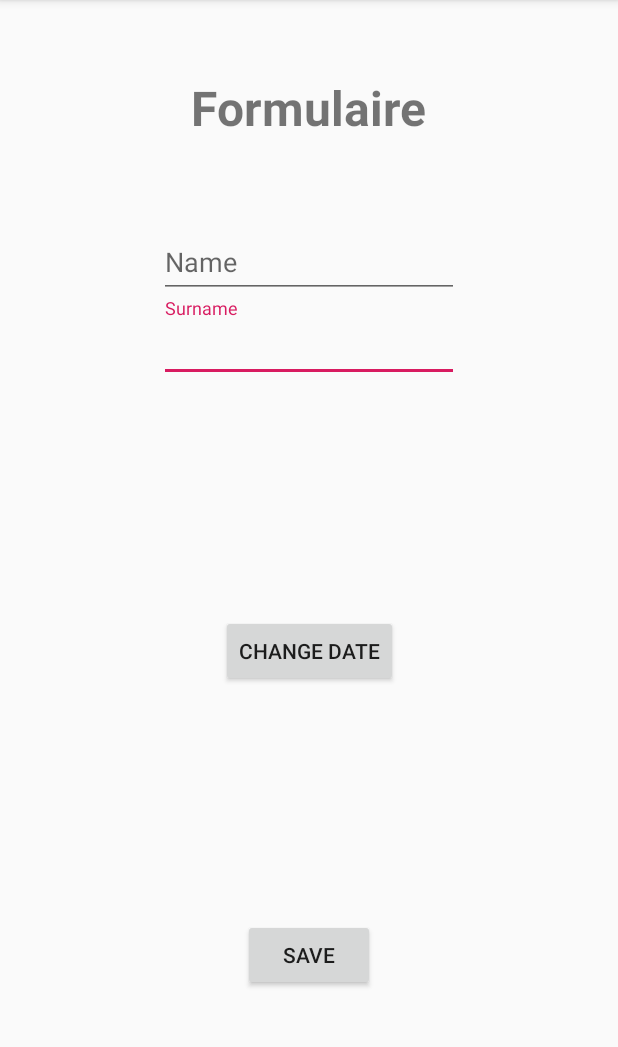
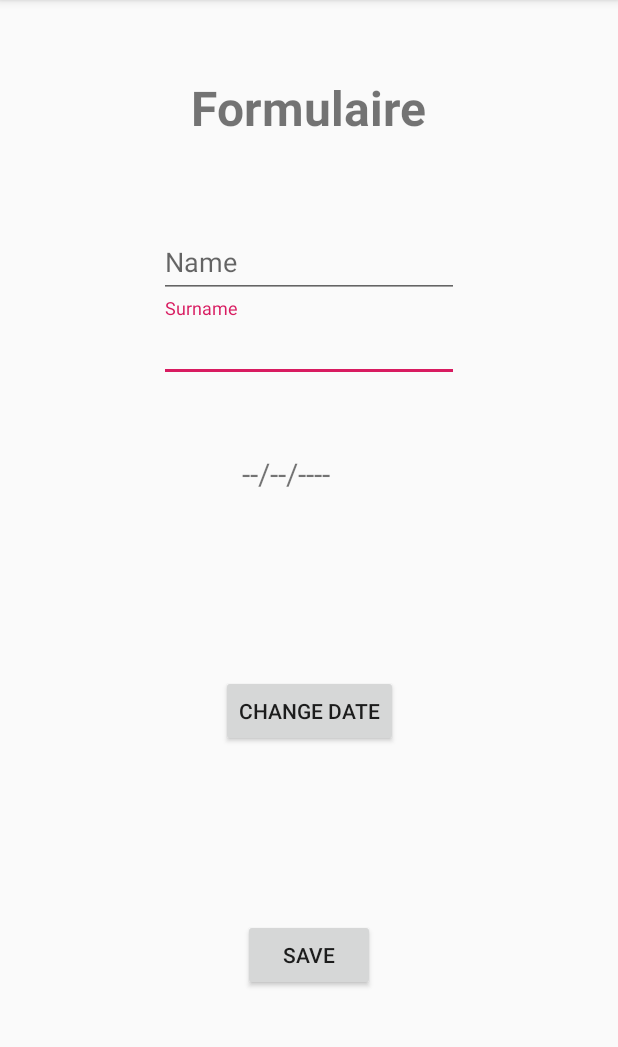
Before and after one commit to EvannDev/AndroidKtlToolBox, an Android app: the FormActivity screen opened directly, with no data from a screen before it, on a phone screen of 412 x 824 dp, the part 84-1131 px from its top. Run offline under Robolectric (Android 15) with nearby library versions, the phone set to English and light mode, and no system bars.

```diff
--- /dev/null
+++ b/app/src/main/java/fr/isen/debailliencourt/android/activity/FormActivity.kt
@@ -0,0 +1,63 @@
+package fr.isen.debailliencourt.android.activity
+
+import androidx.appcompat.app.AppCompatActivity
+import android.os.Bundle
+import fr.isen.debailliencourt.android.R
+import android.widget.TextView
+import android.view.View
+import android.widget.Button
+import java.util.*
+import android.app.DatePickerDialog
+import android.widget.DatePicker
+import java.text.SimpleDateFormat
+import kotlinx.android.synthetic.main.activity_form.*
+
+class FormActivity : AppCompatActivity() {
+
+    var buttonDate: Button? = null
+    var textviewDate: TextView? = null
+    var cal = Calendar.getInstance()
+
+    override fun onCreate(savedInstanceState: Bundle?) {
+        super.onCreate(savedInstanceState)
+        setContentView(R.layout.activity_form)
+
+        // get the references from layout file
+        textviewDate = this.text_view_date_1
+        buttonDate = this.button_date_1
+
+        textviewDate!!.text = "--/--/----"
+
+        // create an OnDateSetListener
+        val dateSetListener = object : DatePickerDialog.OnDateSetListener {
+            override fun onDateSet(view: DatePicker, year: Int, monthOfYear: Int,
+                                   dayOfMonth: Int) {
+                cal.set(Calendar.YEAR, year)
+                cal.set(Calendar.MONTH, monthOfYear)
+                cal.set(Calendar.DAY_OF_MONTH, dayOfMonth)
+                updateDateInView()
+            }
+        }
+
+        // when you click on the button, show DatePickerDialog that is set with OnDateSetListener
+        buttonDate!!.setOnClickListener(object : View.OnClickListener {
+            override fun onClick(view: View) {
+                DatePickerDialog(this@FormActivity,
+                    dateSetListener,
+                    // set DatePickerDialog to point to today's date when it loads up
+                    cal.get(Calendar.YEAR),
+                    cal.get(Calendar.MONTH),
+                    cal.get(Calendar.DAY_OF_MONTH)).show()
+            }
+
+        })
+    }
+
+    private fun updateDateInView() {
+        val myFormat = "dd/MM/yyyy" // mention the format you need
+        val sdf = SimpleDateFormat(myFormat, Locale.FRENCH)
+        textviewDate!!.text = sdf.format(cal.getTime())
+    }
+
+
+}
--- a/app/src/main/java/fr/isen/debailliencourt/android/Activity/HomeActivity.kt
+++ b/app/src/main/java/fr/isen/debailliencourt/android/activity/HomeActivity.kt
@@ -1,4 +1,4 @@
-package fr.isen.debailliencourt.android.Activity
+package fr.isen.debailliencourt.android.activity
 
 import android.content.Context
 import android.content.Intent
--- a/app/src/main/java/fr/isen/debailliencourt/android/Activity/LifeCycle.kt
+++ b/app/src/main/java/fr/isen/debailliencourt/android/activity/LifeCycle.kt
@@ -1,11 +1,11 @@
-package fr.isen.debailliencourt.android.Activity
+package fr.isen.debailliencourt.android.activity
 
 import androidx.appcompat.app.AppCompatActivity
 import android.os.Bundle
 import android.util.Log
 import android.widget.Toast
-import fr.isen.debailliencourt.android.Fragments.LifeCycleFrag
-import fr.isen.debailliencourt.android.Fragments.LifeCycleFrag2
+import fr.isen.debailliencourt.android.fragments.LifeCycleFrag
+import fr.isen.debailliencourt.android.fragments.LifeCycleFrag2
 import fr.isen.debailliencourt.android.R
 import kotlinx.android.synthetic.main.activity_life_cycle.*
 
--- a/app/src/main/java/fr/isen/debailliencourt/android/Activity/LoginActivity.kt
+++ b/app/src/main/java/fr/isen/debailliencourt/android/activity/LoginActivity.kt
@@ -1,4 +1,4 @@
-package fr.isen.debailliencourt.android.Activity
+package fr.isen.debailliencourt.android.activity
 
 import android.content.Context
 import android.content.Intent
--- a/app/src/main/java/fr/isen/debailliencourt/android/Fragments/LifeCycleFrag.kt
+++ b/app/src/main/java/fr/isen/debailliencourt/android/fragments/LifeCycleFrag.kt
@@ -1,4 +1,4 @@
-package fr.isen.debailliencourt.android.Fragments
+package fr.isen.debailliencourt.android.fragments
 
 import android.os.Bundle
 import android.util.Log
--- a/app/src/main/java/fr/isen/debailliencourt/android/Fragments/LifeCycleFrag2.kt
+++ b/app/src/main/java/fr/isen/debailliencourt/android/fragments/LifeCycleFrag2.kt
@@ -1,4 +1,4 @@
-package fr.isen.debailliencourt.android.Fragments
+package fr.isen.debailliencourt.android.fragments
 
 import android.os.Bundle
 import android.util.Log
--- a/app/src/main/res/layout/activity_form.xml
+++ b/app/src/main/res/layout/activity_form.xml
@@ -4,7 +4,7 @@
     xmlns:tools="http://schemas.android.com/tools"
     android:layout_width="match_parent"
     android:layout_height="match_parent"
-    tools:context=".Activity.FormActivity">
+    tools:context=".activity.FormActivity">
 
     <com.google.android.material.textfield.TextInputLayout
         android:id="@+id/Surname"
@@ -52,14 +52,15 @@
 
     <TextView
         android:id="@+id/text_view_date_1"
-        android:layout_width="163dp"
-        android:layout_height="94dp"
-        android:padding="20dp"
-        android:textSize="35dp"
+        android:layout_width="130dp"
+        android:layout_height="70dp"
+        android:paddingStart="20dp"
+        android:textSize="20dp"
         app:layout_constraintBottom_toTopOf="@+id/button_date_1"
         app:layout_constraintEnd_toEndOf="parent"
         app:layout_constraintStart_toStartOf="parent"
-        app:layout_constraintTop_toBottomOf="@+id/Surname" />
+        app:layout_constraintTop_toBottomOf="@+id/Surname"
+        app:layout_constraintVertical_bias="0.38" />
 
     <Button
         android:id="@+id/button_date_1"
@@ -69,7 +70,8 @@
         app:layout_constraintBottom_toTopOf="@+id/buttonSave"
         app:layout_constraintEnd_toEndOf="parent"
         app:layout_constraintStart_toStartOf="parent"
-        app:layout_constraintTop_toBottomOf="@+id/Surname" />
+        app:layout_constraintTop_toBottomOf="@+id/Surname"
+        app:layout_constraintVertical_bias="0.63" />
 
     <Button
         android:id="@+id/buttonSave"
--- a/app/src/main/res/layout/activity_home.xml
+++ b/app/src/main/res/layout/activity_home.xml
@@ -4,7 +4,7 @@
     xmlns:tools="http://schemas.android.com/tools"
     android:layout_width="match_parent"
     android:layout_height="match_parent"
-    tools:context=".Activity.HomeActivity">
+    tools:context=".activity.HomeActivity">
 
     <TextView
         android:id="@+id/textWelcome"
--- a/app/src/main/res/layout/activity_life_cycle.xml
+++ b/app/src/main/res/layout/activity_life_cycle.xml
@@ -5,7 +5,7 @@
     xmlns:tools="http://schemas.android.com/tools"
     android:layout_width="match_parent"
     android:layout_height="match_parent"
-    tools:context=".Activity.LifeCycle">
+    tools:context=".activity.LifeCycle">
 
     <TextView
         android:id="@+id/lifeCycleText"
@@ -19,7 +19,7 @@
 
     <fragment
         android:id="@+id/fragment"
-        android:name="fr.isen.debailliencourt.android.Fragments.LifeCycleFrag"
+        android:name="fr.isen.debailliencourt.android.fragments.LifeCycleFrag"
         android:layout_width="222dp"
         android:layout_height="128dp"
         app:layout_constraintBottom_toTopOf="@+id/lifeCycleText"
@@ -29,7 +29,7 @@
 
     <fragment
         android:id="@+id/fragment2"
-        android:name="fr.isen.debailliencourt.android.Fragments.LifeCycleFrag2"
+        android:name="fr.isen.debailliencourt.android.fragments.LifeCycleFrag2"
         android:layout_width="222dp"
         android:layout_height="128dp"
         app:layout_constraintBottom_toBottomOf="parent"
--- a/app/src/main/res/layout/activity_login.xml
+++ b/app/src/main/res/layout/activity_login.xml
@@ -4,7 +4,7 @@
     xmlns:tools="http://schemas.android.com/tools"
     android:layout_width="match_parent"
     android:layout_height="match_parent"
-    tools:context=".Activity.LoginActivity">
+    tools:context=".activity.LoginActivity">
 
     <com.google.android.material.textfield.TextInputLayout
         android:id="@+id/loginUser"
--- a/app/src/main/res/layout/fragment_life_cycle.xml
+++ b/app/src/main/res/layout/fragment_life_cycle.xml
@@ -3,7 +3,7 @@
     xmlns:tools="http://schemas.android.com/tools"
     android:layout_width="match_parent"
     android:layout_height="match_parent"
-    tools:context=".Fragments.LifeCycleFrag">
+    tools:context=".fragments.LifeCycleFrag">
 
     <!-- TODO: Update blank fragment layout -->
     <TextView
--- a/app/src/main/res/layout/fragment_life_cycle_frag2.xml
+++ b/app/src/main/res/layout/fragment_life_cycle_frag2.xml
@@ -3,7 +3,7 @@
     xmlns:tools="http://schemas.android.com/tools"
     android:layout_width="match_parent"
     android:layout_height="match_parent"
-    tools:context=".Fragments.LifeCycleFrag2">
+    tools:context=".fragments.LifeCycleFrag2">
 
     <!-- TODO: Update blank fragment layout -->
     <TextView
```
Also changed, not shown: app/src/main/AndroidManifest.xml (+4 -4 lines), app/src/main/java/fr/isen/debailliencourt/android/Activity/FormActivity.kt (deleted, +0 -21 lines).
